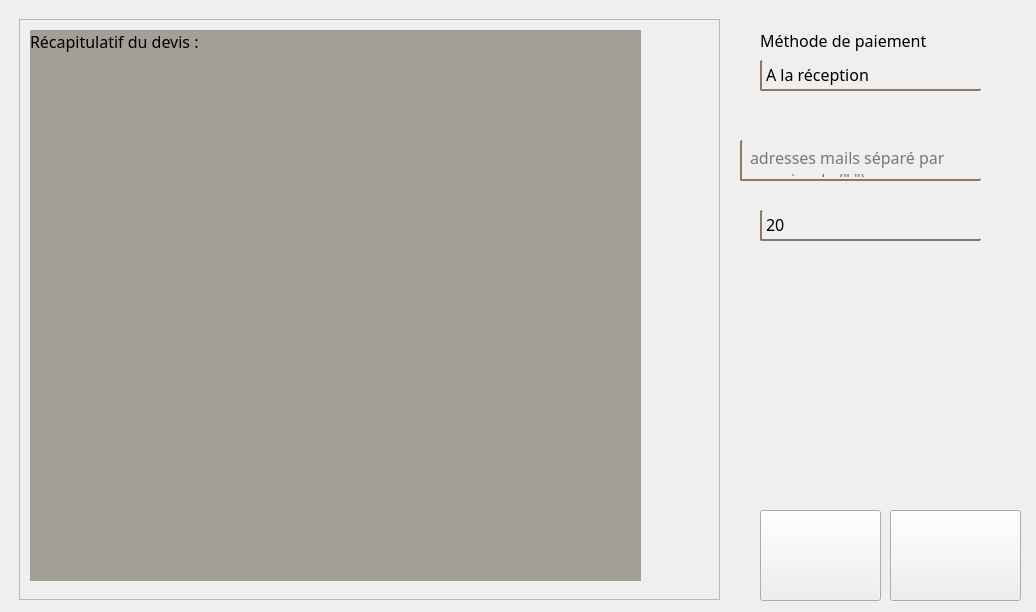
The window that app/UI/form_quotation.ui (omegaBionic/maderation_front) describes before a commit, drawn with Qt 5.
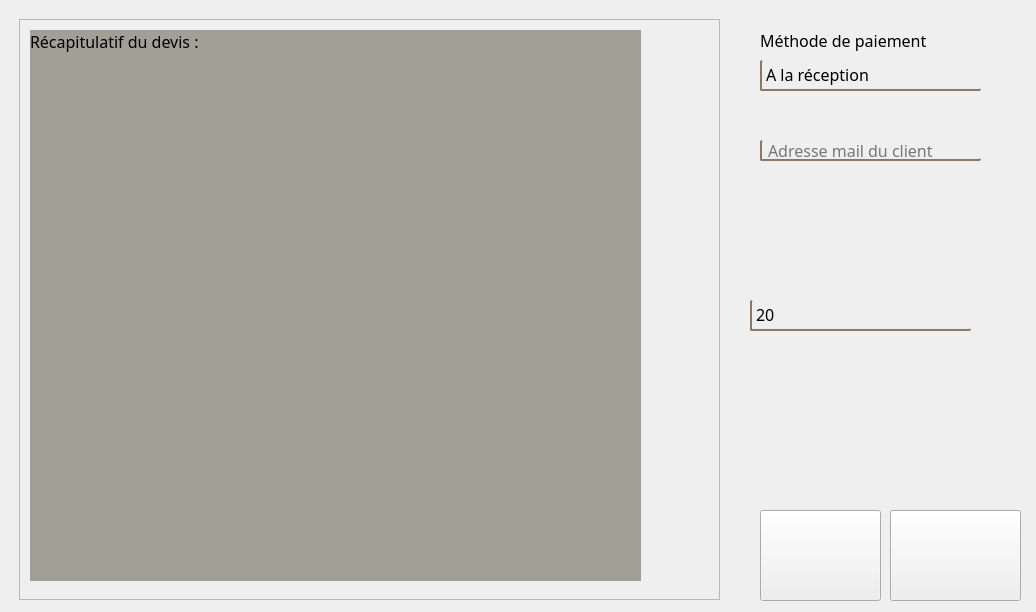
The same window after the commit. Icons and pictures are not drawn.

Commit message: mail sent

Diff of the .ui file:
```diff
--- a/app/UI/form_quotation.ui
+++ b/app/UI/form_quotation.ui
@@ -136,42 +136,6 @@
     <string>Méthode de paiement</string>
    </property>
   </widget>
-  <widget class="QPlainTextEdit" name="plainTextEdit">
-   <property name="geometry">
-    <rect>
-     <x>740</x>
-     <y>140</y>
-     <width>241</width>
-     <height>41</height>
-    </rect>
-   </property>
-   <property name="font">
-    <font>
-     <family>Futura Lt BT</family>
-     <pointsize>12</pointsize>
-     <stylestrategy>PreferDefault</stylestrategy>
-    </font>
-   </property>
-   <property name="styleSheet">
-    <string notr="true">QPlainTextEdit {
-  background-color: #00000000;
-  padding-top: 2px;
-  /* This QLineEdit fix  103, 111 */
-  padding-bottom: 2px;
-  /* This QLineEdit fix  103, 111 */
-  padding-left: 4px;
-  padding-right: 4px;
-  border-style: solid;
-  border-left: 2px solid rgb(141, 121, 99);
-  border-bottom: 2px solid rgb(141, 121, 99);
-  border-radius: 2%;
-}
-</string>
-   </property>
-   <property name="placeholderText">
-    <string>adresses mails séparé par une virgule (&quot;,&quot;)</string>
-   </property>
-  </widget>
   <widget class="QPushButton" name="pushButton_validate">
    <property name="geometry">
     <rect>
@@ -237,8 +201,8 @@
   <widget class="QComboBox" name="comboBox_tva">
    <property name="geometry">
     <rect>
-     <x>760</x>
-     <y>210</y>
+     <x>750</x>
+     <y>300</y>
      <width>221</width>
      <height>31</height>
     </rect>
@@ -397,6 +361,41 @@
     </widget>
    </widget>
   </widget>
+  <widget class="QLineEdit" name="lineEdit">
+   <property name="geometry">
+    <rect>
+     <x>760</x>
+     <y>140</y>
+     <width>221</width>
+     <height>21</height>
+    </rect>
+   </property>
+   <property name="font">
+    <font>
+     <family>Futura Lt BT</family>
+     <pointsize>12</pointsize>
+    </font>
+   </property>
+   <property name="styleSheet">
+    <string notr="true">QLineEdit {
+  background-color: #00000000;
+  padding-top: 2px;
+  /* This QLineEdit fix  103, 111 */
+  padding-bottom: 2px;
+  /* This QLineEdit fix  103, 111 */
+  padding-left: 4px;
+  padding-right: 4px;
+  border-style: solid;
+  border-left: 2px solid rgb(141, 121, 99);
+  border-bottom: 2px solid rgb(141, 121, 99);
+  border-radius: 2%;
+}
+</string>
+   </property>
+   <property name="placeholderText">
+    <string>Adresse mail du client</string>
+   </property>
+  </widget>
  </widget>
  <resources/>
  <connections/>
```
The commit also changes 6 other files.
